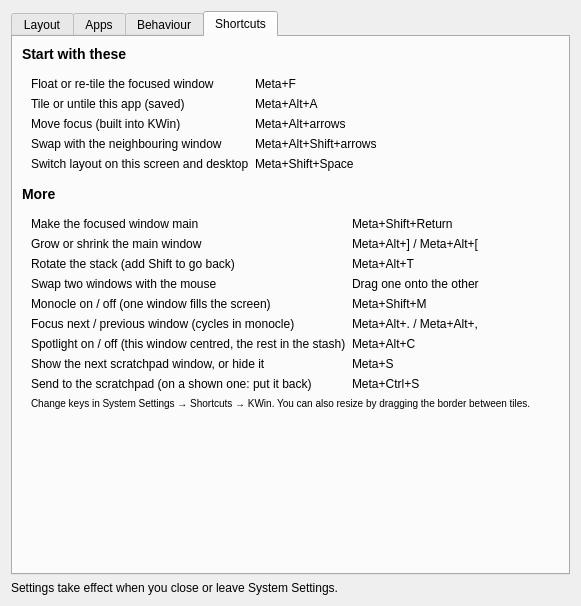
The window that package/contents/ui/config.ui (aic0d3r/stacklet) describes before a commit, drawn with Qt 5.
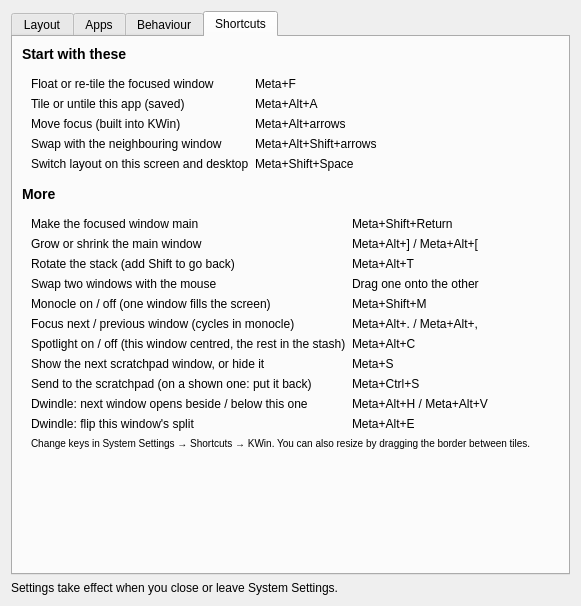
The same window after the commit. The open tabs and pages were chosen to show the change. Icons and pictures are not drawn.

Commit message: Stacklet 1.3.0: tests for dwindle, split keys, modal dialogs and floatMedia; fix stolen focus after close

Patch:
```diff
--- a/package/contents/ui/config.ui
+++ b/package/contents/ui/config.ui
@@ -538,7 +538,11 @@
       <item row="7" column="1"><widget class="QLabel"><property name="text"><string>Meta+S</string></property></widget></item>
       <item row="8" column="0"><widget class="QLabel"><property name="text"><string>Send to the scratchpad (on a shown one: put it back)</string></property></widget></item>
       <item row="8" column="1"><widget class="QLabel"><property name="text"><string>Meta+Ctrl+S</string></property></widget></item>
-      <item row="9" column="0" colspan="2">
+      <item row="9" column="0"><widget class="QLabel"><property name="text"><string>Dwindle: next window opens beside / below this one</string></property></widget></item>
+      <item row="9" column="1"><widget class="QLabel"><property name="text"><string>Meta+Alt+H / Meta+Alt+V</string></property></widget></item>
+      <item row="10" column="0"><widget class="QLabel"><property name="text"><string>Dwindle: flip this window's split</string></property></widget></item>
+      <item row="10" column="1"><widget class="QLabel"><property name="text"><string>Meta+Alt+E</string></property></widget></item>
+      <item row="11" column="0" colspan="2">
        <widget class="QLabel" name="keysHint">
         <property name="wordWrap"><bool>true</bool></property>
         <property name="textFormat"><enum>Qt::RichText</enum></property>
```
The commit also changes 9 other files.
